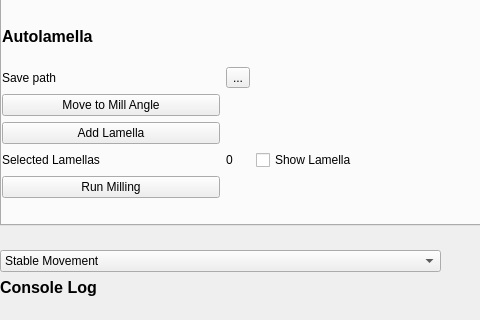
Above: UI.ui from DeMarcoLab/autolamella before the change; both pictures show x 0 to 480 and y 264 to 584 of the 950 by 850 pixel window. Below: the same form after it.
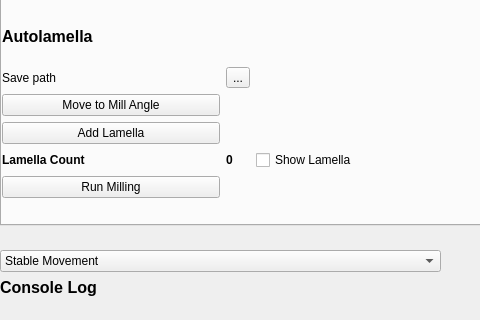
That is the form after the change.

```diff
--- a/UI.ui
+++ b/UI.ui
@@ -147,7 +147,13 @@
         </widget>
        </item>
        <item row="4" column="1">
-        <widget class="QLabel" name="label_2">
+        <widget class="QLabel" name="lamella_number">
+         <property name="font">
+          <font>
+           <weight>75</weight>
+           <bold>true</bold>
+          </font>
+         </property>
          <property name="text">
           <string>0</string>
          </property>
@@ -162,8 +168,14 @@
        </item>
        <item row="4" column="0">
         <widget class="QLabel" name="label">
+         <property name="font">
+          <font>
+           <weight>75</weight>
+           <bold>true</bold>
+          </font>
+         </property>
          <property name="text">
-          <string>Selected Lamellas</string>
+          <string>Lamella Count</string>
          </property>
         </widget>
        </item>
```
Left out of the diff: 2 changed lines with no effect on the pictures.
